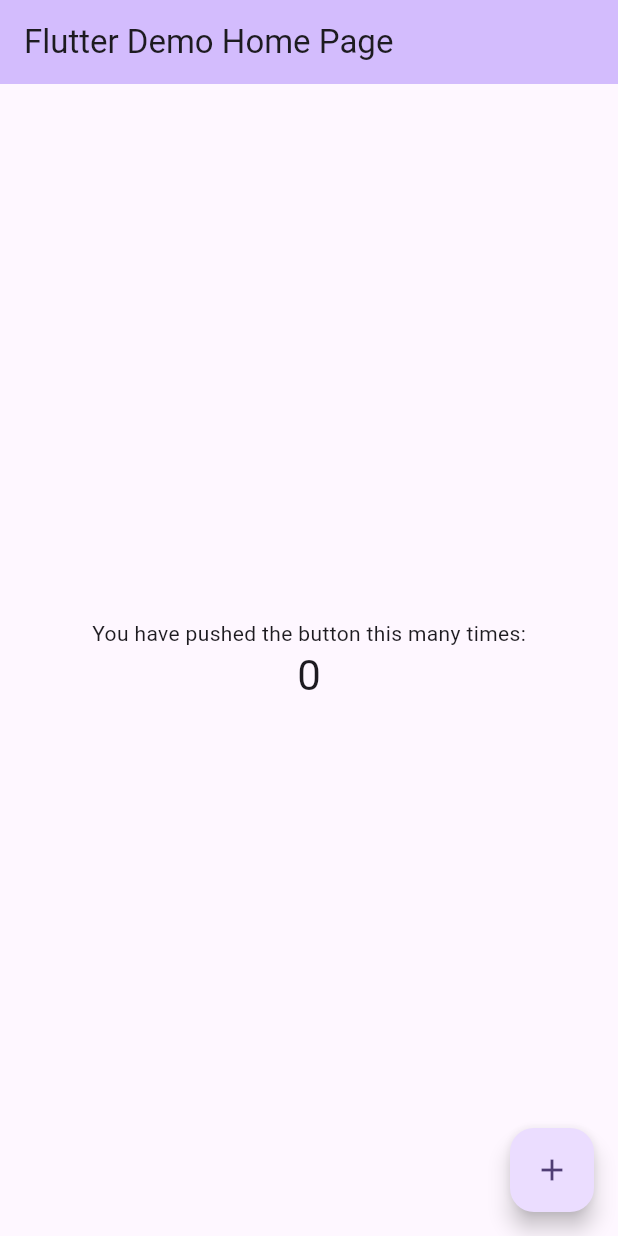
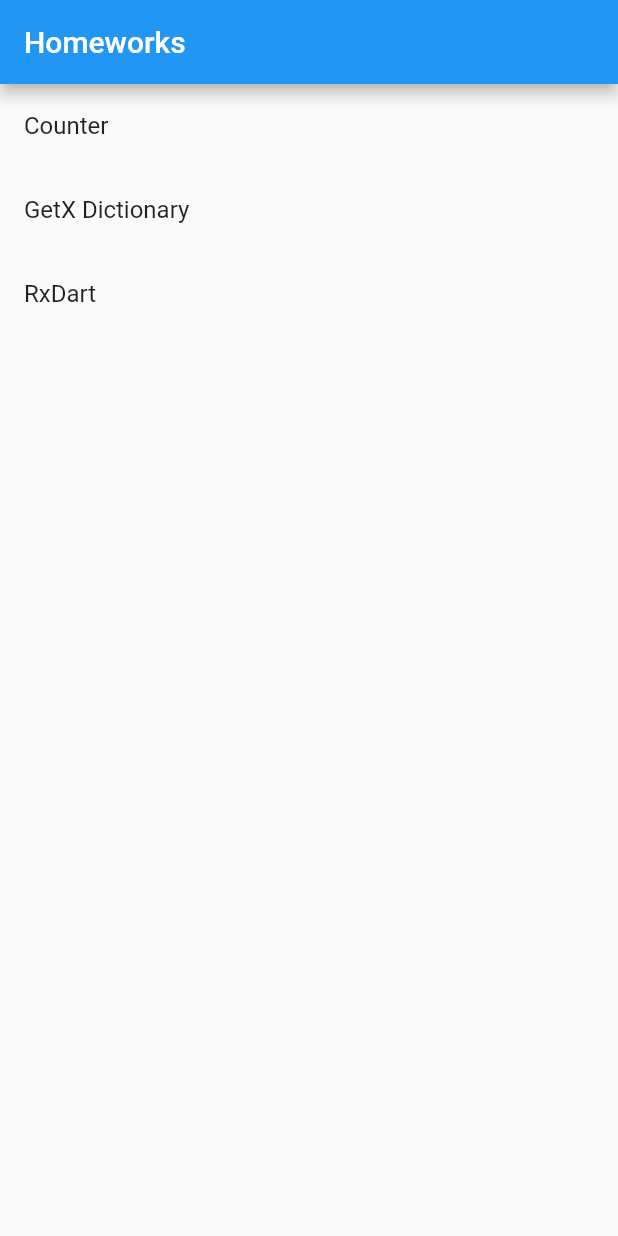
Before and after one commit to SayfiddinovJ/homeworks, a Flutter app: the screen it shows after launch, on a phone screen of 412 x 824 dp. Run offline on Flutter 3.47's test engine with Material 2 defaults, Android fonts, the phone set to English and light mode, and no system bars; our stand-ins replace audioplayers, dio, get, rxdart.

Commit message:
some changes

```diff
--- /dev/null
+++ b/lib/data/rxdart/rxdart.dart
@@ -0,0 +1,13 @@
+import 'package:rxdart/rxdart.dart';
+
+class MultiplicationController {
+   BehaviorSubject<int> resultSubject = BehaviorSubject<int>();
+   final number1Controller = BehaviorSubject<int>();
+   final number2Controller = BehaviorSubject<int>();
+
+   Stream<int> multiplyNumbers() {
+    int result = number1Controller.value * number2Controller.value;
+    resultSubject.sink.add(result);
+    return resultSubject.stream;
+  }
+}
--- a/lib/main.dart
+++ b/lib/main.dart
@@ -1,125 +1,20 @@
 import 'package:flutter/material.dart';
+import 'package:get/get.dart';
+import 'package:homeworks/ui/home_screen.dart';
 
 void main() {
+  WidgetsFlutterBinding.ensureInitialized();
   runApp(const MyApp());
 }
 
 class MyApp extends StatelessWidget {
   const MyApp({super.key});
 
-  // This widget is the root of your application.
   @override
   Widget build(BuildContext context) {
-    return MaterialApp(
-      title: 'Flutter Demo',
-      theme: ThemeData(
-        // This is the theme of your application.
-        //
-        // TRY THIS: Try running your application with "flutter run". You'll see
-        // the application has a blue toolbar. Then, without quitting the app,
-        // try changing the seedColor in the colorScheme below to Colors.green
-        // and then invoke "hot reload" (save your changes or press the "hot
-        // reload" button in a Flutter-supported IDE, or press "r" if you used
-        // the command line to start the app).
-        //
-        // Notice that the counter didn't reset back to zero; the application
-        // state is not lost during the reload. To reset the state, use hot
-        // restart instead.
-        //
-        // This works for code too, not just values: Most code changes can be
-        // tested with just a hot reload.
-        colorScheme: ColorScheme.fromSeed(seedColor: Colors.deepPurple),
-        useMaterial3: true,
-      ),
-      home: const MyHomePage(title: 'Flutter Demo Home Page'),
+    return  const GetMaterialApp(
+      debugShowCheckedModeBanner: false,
+      home: HomeScreen(),
     );
   }
 }
-
-class MyHomePage extends StatefulWidget {
-  const MyHomePage({super.key, required this.title});
-
-  // This widget is the home page of your application. It is stateful, meaning
-  // that it has a State object (defined below) that contains fields that affect
-  // how it looks.
-
-  // This class is the configuration for the state. It holds the values (in this
-  // case the title) provided by the parent (in this case the App widget) and
-  // used by the build method of the State. Fields in a Widget subclass are
-  // always marked "final".
-
-  final String title;
-
-  @override
-  State<MyHomePage> createState() => _MyHomePageState();
-}
-
-class _MyHomePageState extends State<MyHomePage> {
-  int _counter = 0;
-
-  void _incrementCounter() {
-    setState(() {
-      // This call to setState tells the Flutter framework that something has
-      // changed in this State, which causes it to rerun the build method below
-      // so that the display can reflect the updated values. If we changed
-      // _counter without calling setState(), then the build method would not be
-      // called again, and so nothing would appear to happen.
-      _counter++;
-    });
-  }
-
-  @override
-  Widget build(BuildContext context) {
-    // This method is rerun every time setState is called, for instance as done
-    // by the _incrementCounter method above.
-    //
-    // The Flutter framework has been optimized to make rerunning build methods
-    // fast, so that you can just rebuild anything that needs updating rather
-    // than having to individually change instances of widgets.
-    return Scaffold(
-      appBar: AppBar(
-        // TRY THIS: Try changing the color here to a specific color (to
-        // Colors.amber, perhaps?) and trigger a hot reload to see the AppBar
-        // change color while the other colors stay the same.
-        backgroundColor: Theme.of(context).colorScheme.inversePrimary,
-        // Here we take the value from the MyHomePage object that was created by
-        // the App.build method, and use it to set our appbar title.
-        title: Text(widget.title),
-      ),
-      body: Center(
-        // Center is a layout widget. It takes a single child and positions it
-        // in the middle of the parent.
-        child: Column(
-          // Column is also a layout widget. It takes a list of children and
-          // arranges them vertically. By default, it sizes itself to fit its
-          // children horizontally, and tries to be as tall as its parent.
-          //
-          // Column has various properties to control how it sizes itself and
-          // how it positions its children. Here we use mainAxisAlignment to
-          // center the children vertically; the main axis here is the vertical
-          // axis because Columns are vertical (the cross axis would be
-          // horizontal).
-          //
-          // TRY THIS: Invoke "debug painting" (choose the "Toggle Debug Paint"
-          // action in the IDE, or press "p" in the console), to see the
-          // wireframe for each widget.
-          mainAxisAlignment: MainAxisAlignment.center,
-          children: <Widget>[
-            const Text(
-              'You have pushed the button this many times:',
-            ),
-            Text(
-              '$_counter',
-              style: Theme.of(context).textTheme.headlineMedium,
-            ),
-          ],
-        ),
-      ),
-      floatingActionButton: FloatingActionButton(
-        onPressed: _incrementCounter,
-        tooltip: 'Increment',
-        child: const Icon(Icons.add),
-      ), // This trailing comma makes auto-formatting nicer for build methods.
-    );
-  }
-}
--- /dev/null
+++ b/lib/ui/home_screen.dart
@@ -0,0 +1,50 @@
+import 'package:flutter/material.dart';
+import 'package:homeworks/data/rxdart/rxdart.dart';
+import 'package:homeworks/ui/counter_screen.dart';
+import 'package:homeworks/ui/dictionary_screen.dart';
+import 'package:homeworks/ui/rxdart_screen.dart';
+
+class HomeScreen extends StatelessWidget {
+  const HomeScreen({super.key});
+
+  @override
+  Widget build(BuildContext context) {
+    MultiplicationController controller = MultiplicationController();
+    return Scaffold(
+      appBar: AppBar(title: const Text("Homeworks")),
+      body: ListView(
+        children: [
+          ListTile(
+            title: const Text('Counter'),
+            onTap: () {
+              Navigator.push(
+                  context,
+                  MaterialPageRoute(
+                      builder: (context) => const CounterScreen()));
+            },
+          ),
+          ListTile(
+            title: const Text('GetX Dictionary'),
+            onTap: () {
+              Navigator.push(
+                  context,
+                  MaterialPageRoute(
+                      builder: (context) => const DictionaryScreen()));
+            },
+          ),
+          ListTile(
+            title: const Text('RxDart'),
+            onTap: () {
+              controller.number1Controller.add(0);
+              controller.number2Controller.add(0);
+              Navigator.push(
+                  context,
+                  MaterialPageRoute(
+                      builder: (context) => const RxDartScreen()));
+            },
+          ),
+        ],
+      ),
+    );
+  }
+}
```
Also changed, not shown: lib/data/getx/counter.dart (added, +13 -0 lines), lib/data/getx/dictionary.dart (added, +28 -0 lines), lib/data/model/dictionary_model.dart (added, +25 -0 lines), lib/data/model/phonetics_model.dart (added, +20 -0 lines), lib/data/network/api_service.dart (added, +21 -0 lines), lib/ui/counter_screen.dart (added, +48 -0 lines), lib/ui/dictionary_screen.dart (added, +75 -0 lines), lib/ui/rxdart_screen.dart (added, +42 -0 lines), pubspec.yaml (+5 -50 lines), pubspec.lock, 64 other files.
